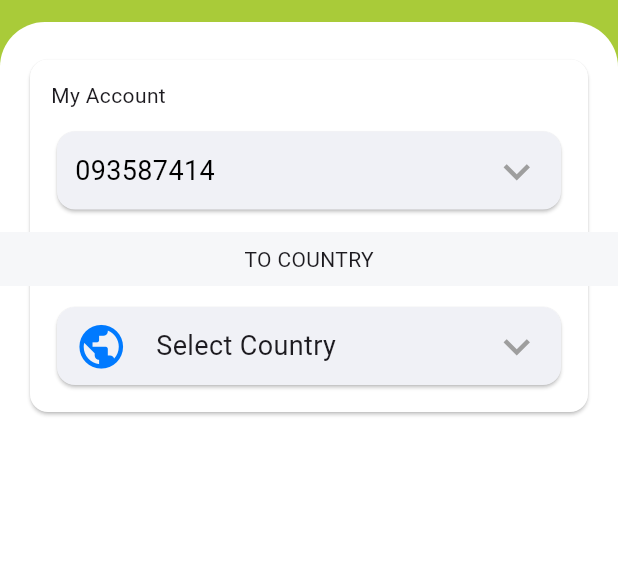
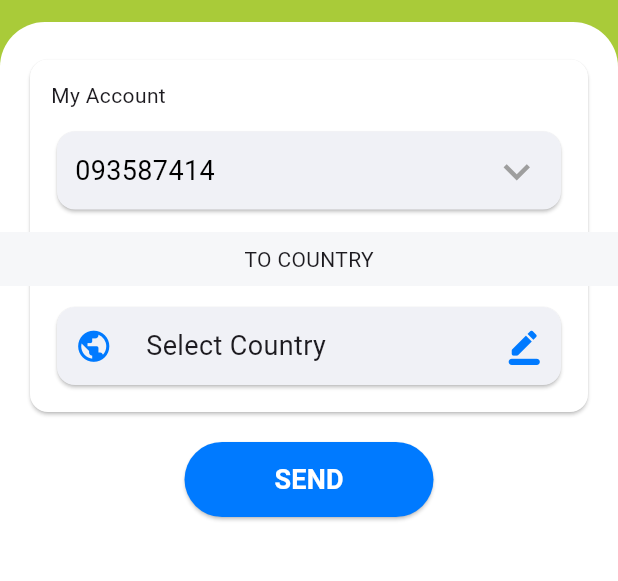
Before and after one commit to vengang/Wing_App, a Flutter app: the screen it shows after launch, after a tap on "World Transfer", on a phone screen of 412 x 824 dp, the part 62-643 px from its top. Run offline on Flutter 3.47's test engine with Material 3 defaults, Android fonts, the phone set to English and light mode, and no system bars; our stand-ins replace carousel_slider, country_picker, firebase_auth, firebase_core, font_awesome_flutter, get; missing offline and left inert: qr_code_scanner_plus; accounts and stored records are empty; network calls fail.

Commit message:
18/4 (2) done localTransfer Page

```diff
--- a/lib/page/myApp.dart
+++ b/lib/page/myApp.dart
@@ -1,7 +1,6 @@
 import 'package:flutter/material.dart';
 import 'package:get/get.dart';
 import 'package:wingbank/page/home_page.dart';
-
 import 'package:wingbank/page/splash%20_screen.dart';
 
 class Myapp extends StatelessWidget {
@@ -12,6 +11,12 @@ class Myapp extends StatelessWidget {
     //  return GetMaterialApp(   debugShowCheckedModeBanner: false, home: SplashScreen());
     return MaterialApp(
       theme: ThemeData(
+        pageTransitionsTheme: PageTransitionsTheme(
+          builders: {
+            TargetPlatform.android: _RightToLeftPageTransition(),
+            TargetPlatform.iOS: _RightToLeftPageTransition(),
+          },
+        ),
         appBarTheme: AppBarTheme(
           backgroundColor: Color(0xFFa9cb39),
           titleTextStyle: TextStyle(
@@ -26,3 +31,25 @@ class Myapp extends StatelessWidget {
     );
   }
 }
+
+//custom transition
+class _RightToLeftPageTransition extends PageTransitionsBuilder {
+  @override
+  Widget buildTransitions<T>(
+    PageRoute<T> route,
+    BuildContext context,
+    Animation<double> animation,
+    Animation<double> secondaryAnimation,
+    Widget child,
+  ) {
+    const begin = Offset(1.0, 0.0); // right
+    const end = Offset.zero;
+
+    final tween = Tween(
+      begin: begin,
+      end: end,
+    ).chain(CurveTween(curve: Curves.easeInOut));
+
+    return SlideTransition(position: animation.drive(tween), child: child);
+  }
+}
--- a/lib/page/servicepage/world_tansfer.dart
+++ b/lib/page/servicepage/world_tansfer.dart
@@ -1,5 +1,6 @@
 import 'package:country_picker/country_picker.dart';
 import 'package:flutter/material.dart';
+import 'package:font_awesome_flutter/font_awesome_flutter.dart';
 
 class WorldTansfer extends StatefulWidget {
   const WorldTansfer({super.key});
@@ -10,7 +11,7 @@ class WorldTansfer extends StatefulWidget {
 
 class _WorldTansferState extends State<WorldTansfer> {
   int selectedValue = 1;
-
+  Country? _selectedCountry;
   @override
   Widget build(BuildContext context) {
     return Scaffold(
@@ -74,6 +75,25 @@ class _WorldTansferState extends State<WorldTansfer> {
               child: Text('TO COUNTRY'),
             ),
           ),
+          // send bts
+          Positioned(
+            top: 280,
+            child: ElevatedButton(
+              style: ElevatedButton.styleFrom(
+                backgroundColor: Color(0xFF007AFF),
+                padding: EdgeInsets.symmetric(horizontal: 60, vertical: 12),
+              ),
+              onPressed: () {},
+              child: Text(
+                'SEND',
+                style: TextStyle(
+                  color: Colors.white,
+                  fontSize: 18,
+                  fontWeight: FontWeight.bold,
+                ),
+              ),
+            ),
+          ),
         ],
       ),
     );
@@ -131,7 +151,11 @@ class _WorldTansferState extends State<WorldTansfer> {
               ),
             ),
           ),
-          onSelect: (Country country) {},
+          onSelect: (Country country) {
+            setState(() {
+              _selectedCountry = country;
+            });
+          },
         );
       },
       child: SizedBox(
@@ -144,10 +168,25 @@ class _WorldTansferState extends State<WorldTansfer> {
             child: Row(
               mainAxisAlignment: MainAxisAlignment.spaceBetween,
               children: [
-                Icon(Icons.public, color: Color(0xFF007AFF), size: 35),
-                Text('Select Country', style: TextStyle(fontSize: 18)),
-                SizedBox(width: 65),
-                Icon(Icons.keyboard_arrow_down, size: 35, color: Colors.grey),
+                _selectedCountry != null
+                    ? Text(
+                        _selectedCountry!.flagEmoji,
+                        style: TextStyle(fontSize: 25),
+                      )
+                    : Icon(Icons.public, color: Color(0xFF007AFF), size: 25),
+                // name of country
+                _selectedCountry != null
+                    ? Text(
+                        _selectedCountry!.name,
+                        style: TextStyle(fontSize: 20),
+                      )
+                    : Text('Select Country', style: TextStyle(fontSize: 18)),
+                SizedBox(width: 075),
+                Icon(
+                  Icons.border_color_rounded,
+                  size: 25,
+                  color: Color(0xFF007AFF),
+                ),
               ],
             ),
           ),
```
